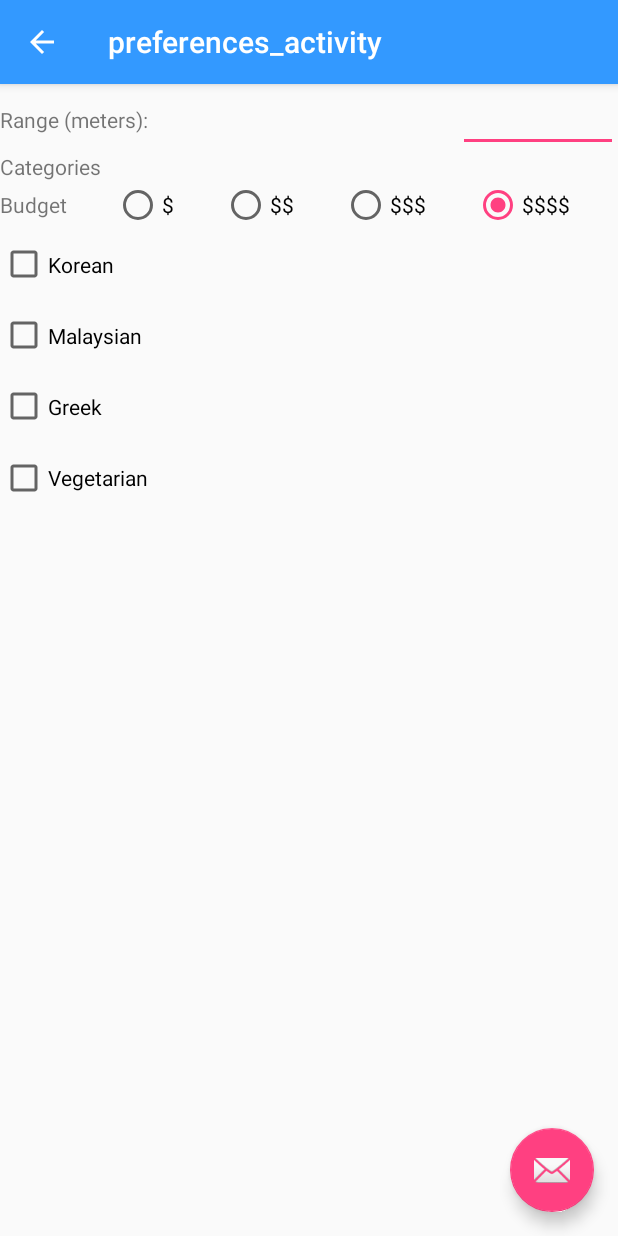
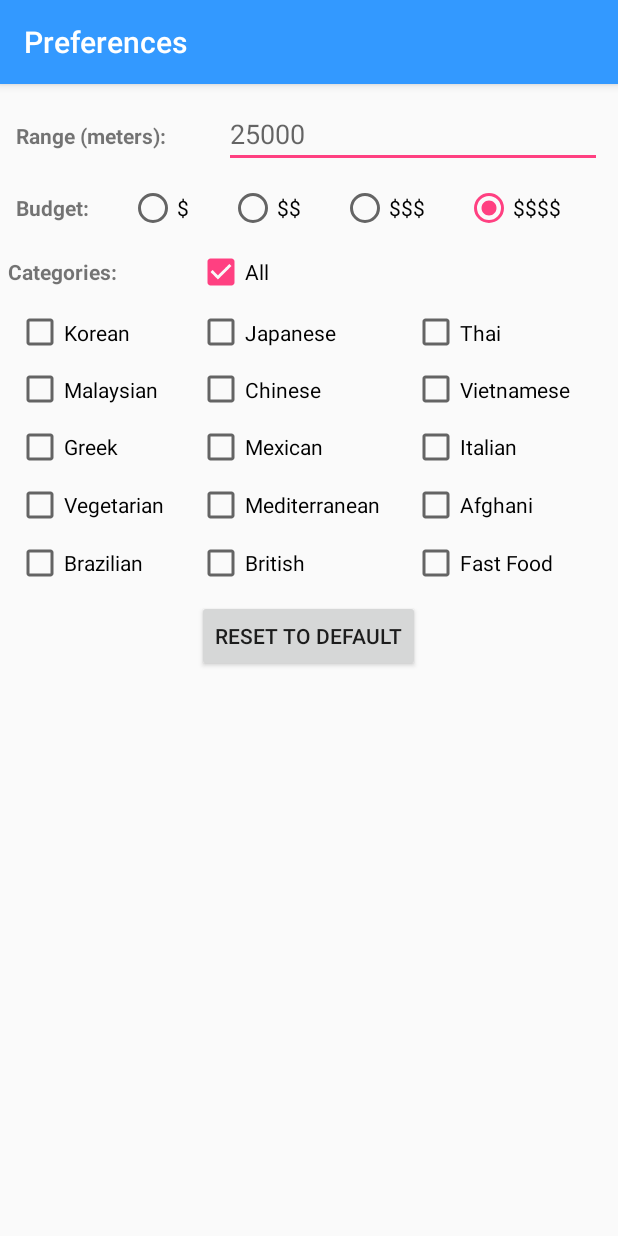
Before and after one commit to nickwu241/FoodShake, an Android app: the PreferencesActivity screen opened directly, with no data from a screen before it, on a phone screen of 412 x 824 dp. Run offline under Robolectric (Android 15) with nearby library versions, the phone set to English and light mode, and no system bars.

Commit message:
Add onClick implemntation for Preference page

```diff
--- a/app/src/main/java/com/foodshake/MainActivity.java
+++ b/app/src/main/java/com/foodshake/MainActivity.java
@@ -47,7 +47,6 @@ public class MainActivity extends AppCompatActivity {
                     RestaurantDB.selectedRestaurant = r;
                     Log.i("RESTAURANT", r.name);
 
-
                     Intent i = new Intent(getApplicationContext(), YourChoice.class);
                     startActivity(i);
                     break;
@@ -96,6 +95,8 @@ public class MainActivity extends AppCompatActivity {
 
         //noinspection SimplifiableIfStatement
         if (id == R.id.action_settings) {
+            Intent i = new Intent(getApplicationContext(), PreferencesActivity.class);
+            startActivity(i);
             return true;
         }
 
--- a/app/src/main/java/com/foodshake/PreferencesActivity.java
+++ b/app/src/main/java/com/foodshake/PreferencesActivity.java
@@ -1,11 +1,14 @@
 package com.foodshake;
 
 import android.os.Bundle;
-import android.support.design.widget.FloatingActionButton;
-import android.support.design.widget.Snackbar;
 import android.support.v7.app.AppCompatActivity;
 import android.support.v7.widget.Toolbar;
 import android.view.View;
+import android.widget.CheckBox;
+import android.widget.EditText;
+import android.widget.GridLayout;
+import android.widget.RadioButton;
+import android.widget.RadioGroup;
 
 public class PreferencesActivity extends AppCompatActivity {
 
@@ -16,15 +19,29 @@ public class PreferencesActivity extends AppCompatActivity {
         Toolbar toolbar = (Toolbar) findViewById(R.id.toolbar);
         setSupportActionBar(toolbar);
 
-        FloatingActionButton fab = (FloatingActionButton) findViewById(R.id.fab);
-        fab.setOnClickListener(new View.OnClickListener() {
-            @Override
-            public void onClick(View view) {
-                Snackbar.make(view, "Replace with your own action", Snackbar.LENGTH_LONG)
-                        .setAction("Action", null).show();
-            }
-        });
-        getSupportActionBar().setDisplayHomeAsUpEnabled(true);
+        // max radius is capped at 400000
+        RestaurantDB.prefRadius = (EditText) findViewById(R.id.radius);
+        RestaurantDB.prefGridCatagories = (GridLayout) findViewById(R.id.grid_categories);
+        RestaurantDB.prefPriceGroup = (RadioGroup) findViewById(R.id.price_group);
     }
 
+    public void onButtonClick(View view) {
+        switch (view.getId()) {
+            case R.id.reset_default:
+                // reset all to default
+                RestaurantDB.prefRadius.getText().clear();
+                ((RadioButton) findViewById(R.id.price_4)).setChecked(true);
+                ((CheckBox) findViewById(R.id.all)).setChecked(true);
+                // now uncheck all other buttons
+            case R.id.all:
+                for (int i = 0; i < RestaurantDB.prefGridCatagories.getChildCount(); i++) {
+                    ((CheckBox) RestaurantDB.prefGridCatagories.getChildAt(i)).setChecked(false);
+                }
+                break;
+            default:
+                // any other catagory types, uncheck all
+                ((CheckBox) findViewById(R.id.all)).setChecked(false);
+                break;
+        }
+    }
 }
--- a/app/src/main/java/com/foodshake/RestaurantDB.java
+++ b/app/src/main/java/com/foodshake/RestaurantDB.java
@@ -1,11 +1,9 @@
 package com.foodshake;
 
-import android.content.Intent;
 import android.location.Location;
-import android.location.LocationManager;
-import android.net.Uri;
-import android.provider.SyncStateContract;
-
+import android.widget.EditText;
+import android.widget.GridLayout;
+import android.widget.RadioGroup;
 
 import java.util.ArrayList;
 
@@ -13,4 +11,8 @@ public class RestaurantDB {
     public static ArrayList<Restaurant> restaurants;
     public static Restaurant selectedRestaurant;
     public static Location currentLocation;
+
+    public static EditText prefRadius;
+    public static GridLayout prefGridCatagories;
+    public static RadioGroup prefPriceGroup;
 }
--- a/app/src/main/res/layout/activity_preferences.xml
+++ b/app/src/main/res/layout/activity_preferences.xml
@@ -22,12 +22,4 @@
 
     <include layout="@layout/content_preferences" />
 
-    <android.support.design.widget.FloatingActionButton
-        android:id="@+id/fab"
-        android:layout_width="wrap_content"
-        android:layout_height="wrap_content"
-        android:layout_gravity="bottom|end"
-        android:layout_margin="@dimen/fab_margin"
-        app:srcCompat="@android:drawable/ic_dialog_email" />
-
 </android.support.design.widget.CoordinatorLayout>
--- a/app/src/main/res/layout/content_preferences.xml
+++ b/app/src/main/res/layout/content_preferences.xml
@@ -4,7 +4,9 @@
     xmlns:tools="http://schemas.android.com/tools"
     android:layout_width="match_parent"
     android:layout_height="match_parent"
+    android:layout_margin="5dp"
     android:orientation="vertical"
+    android:weightSum="1"
     app:layout_behavior="@string/appbar_scrolling_view_behavior"
     tools:context="com.foodshake.PreferencesActivity"
     tools:showIn="@layout/activity_preferences">
@@ -12,13 +14,15 @@
     <LinearLayout
         android:layout_width="match_parent"
         android:layout_height="wrap_content"
-        android:orientation="horizontal">
+        android:orientation="horizontal"
+        android:padding="5dp">
 
         <TextView
-            android:layout_width="match_parent"
+            android:layout_width="wrap_content"
             android:layout_height="wrap_content"
             android:layout_weight="1"
-            android:text="Range (meters):" />
+            android:text="Range (meters):"
+            android:textStyle="bold" />
 
         <EditText
             android:id="@+id/radius"
@@ -26,25 +30,24 @@
             android:layout_height="wrap_content"
             android:layout_weight="1"
             android:ems="10"
+            android:hint="25000"
             android:inputType="number" />
     </LinearLayout>
 
-    <TextView
+    <RadioGroup
+        android:id="@+id/price_group"
         android:layout_width="match_parent"
         android:layout_height="wrap_content"
-        android:text="Categories" />
-
-    <RadioGroup
-        android:layout_width="match_parent"
-        android:layout_height="wrap_content"
-        android:checkedButton="@+id/button_4"
-        android:orientation="horizontal">
+        android:checkedButton="@+id/price_4"
+        android:orientation="horizontal"
+        android:padding="5dp">
 
         <TextView
             android:layout_width="wrap_content"
             android:layout_height="wrap_content"
             android:layout_weight="1"
-            android:text="Budget" />
+            android:text="Budget:"
+            android:textStyle="bold" />
 
         <RadioButton
             android:id="@+id/price_1"
@@ -54,32 +57,61 @@
             android:text="$" />
 
         <RadioButton
-            android:id="@+id/price_1"
+            android:id="@+id/price_2"
             android:layout_width="wrap_content"
             android:layout_height="wrap_content"
             android:layout_weight="1"
             android:text="$$" />
 
         <RadioButton
-            android:id="@+id/button_3"
+            android:id="@+id/price_3"
             android:layout_width="wrap_content"
             android:layout_height="wrap_content"
             android:layout_weight="1"
             android:text="$$$" />
 
         <RadioButton
-            android:id="@+id/button_4"
+            android:id="@+id/price_4"
             android:layout_width="wrap_content"
             android:layout_height="wrap_content"
             android:layout_weight="1"
             android:text="$$$$" />
+
     </RadioGroup>
 
+    <LinearLayout
+        android:layout_width="match_parent"
+        android:layout_height="wrap_content"
+        android:layout_weight="0"
+        android:orientation="horizontal"
+        android:paddingTop="5dp">
+
+        <TextView
+            android:id="@+id/textView3"
+            android:layout_width="wrap_content"
+            android:layout_height="wrap_content"
+            android:layout_weight="0.5"
+            android:text="Categories:"
+            android:textStyle="bold" />
+
+        <CheckBox
+            android:id="@+id/all"
+            android:layout_width="wrap_content"
+            android:layout_height="wrap_content"
+            android:layout_weight="2.1"
+            android:checked="true"
+            android:onClick="onButtonClick"
+            android:text="All" />
+    </LinearLayout>
+
     <GridLayout
+        android:id="@+id/grid_categories"
         android:layout_width="match_parent"
-        android:layout_height="190dp"
-        android:columnCount="4"
-        android:rowCount="4">
+        android:layout_height="wrap_content"
+        android:layout_weight="0.08"
+        android:columnCount="3"
+        android:padding="5dp"
+        android:rowCount="5">
 
         <CheckBox
             android:id="@+id/korean"
@@ -91,6 +123,7 @@
             android:layout_row="0"
             android:layout_rowWeight="1"
             android:layout_weight="1"
+            android:onClick="onButtonClick"
             android:text="Korean" />
 
         <CheckBox
@@ -103,6 +136,7 @@
             android:layout_row="0"
             android:layout_rowWeight="1"
             android:layout_weight="1"
+            android:onClick="onButtonClick"
             android:text="Japanese" />
 
         <CheckBox
@@ -115,6 +149,7 @@
             android:layout_row="0"
             android:layout_rowWeight="1"
             android:layout_weight="1"
+            android:onClick="onButtonClick"
             android:text="Thai" />
 
         <CheckBox
@@ -127,6 +162,7 @@
             android:layout_row="1"
             android:layout_rowWeight="1"
             android:layout_weight="1"
+            android:onClick="onButtonClick"
             android:text="Malaysian" />
 
         <CheckBox
@@ -139,6 +175,7 @@
             android:layout_row="1"
             android:layout_rowWeight="1"
             android:layout_weight="1"
+            android:onClick="onButtonClick"
             android:text="Chinese" />
 
         <CheckBox
@@ -151,6 +188,7 @@
             android:layout_row="1"
             android:layout_rowWeight="1"
             android:layout_weight="1"
+            android:onClick="onButtonClick"
             android:text="Vietnamese" />
 
         <CheckBox
@@ -163,6 +201,7 @@
             android:layout_row="2"
             android:layout_rowWeight="1"
             android:layout_weight="1"
+            android:onClick="onButtonClick"
             android:text="Greek" />
 
         <CheckBox
@@ -175,6 +214,7 @@
             android:layout_row="2"
             android:layout_rowWeight="1"
             android:layout_weight="1"
+            android:onClick="onButtonClick"
             android:text="Mexican" />
 
         <CheckBox
@@ -187,6 +227,7 @@
             android:layout_row="2"
             android:layout_rowWeight="1"
             android:layout_weight="1"
+            android:onClick="onButtonClick"
             android:text="Italian" />
 
         <CheckBox
@@ -199,6 +240,7 @@
             android:layout_row="3"
             android:layout_rowWeight="1"
             android:layout_weight="1"
+            android:onClick="onButtonClick"
             android:text="Vegetarian" />
 
         <CheckBox
@@ -211,6 +253,7 @@
             android:layout_row="3"
             android:layout_rowWeight="1"
             android:layout_weight="1"
+            android:onClick="onButtonClick"
             android:text="Mediterranean" />
 
         <CheckBox
@@ -223,56 +266,64 @@
             android:layout_row="3"
             android:layout_rowWeight="1"
             android:layout_weight="1"
+            android:onClick="onButtonClick"
             android:text="Afghani" />
 
         <CheckBox
             android:id="@+id/brazilian"
             android:layout_width="wrap_content"
             android:layout_height="wrap_content"
-            android:layout_column="3"
+            android:layout_column="0"
             android:layout_columnWeight="1"
             android:layout_gravity="fill"
-            android:layout_row="1"
+            android:layout_row="4"
             android:layout_rowWeight="1"
-            android:layout_weight="3"
+            android:layout_weight="1"
+            android:onClick="onButtonClick"
             android:text="Brazilian" />
 
         <CheckBox
             android:id="@+id/british"
             android:layout_width="wrap_content"
             android:layout_height="wrap_content"
-            android:layout_column="3"
+            android:layout_column="1"
             android:layout_columnWeight="1"
             android:layout_gravity="fill"
-            android:layout_row="2"
+            android:layout_row="4"
             android:layout_rowWeight="1"
-            android:layout_weight="3"
+            android:layout_weight="1"
+            android:onClick="onButtonClick"
             android:text="British" />
-
-        <CheckBox
-            android:id="@+id/caribbean"
-            android:layout_width="wrap_content"
-            android:layout_height="wrap_content"
-            android:layout_column="3"
-            android:layout_columnWeight="1"
-            android:layout_gravity="fill"
-            android:layout_row="3"
-            android:layout_rowWeight="1"
-            android:layout_weight="3"
-            android:text="Caribbean" />
 
         <CheckBox
             android:id="@+id/hotdogs"
             android:layout_width="wrap_content"
             android:layout_height="wrap_content"
-            android:layout_column="3"
+            android:layout_column="2"
             android:layout_columnWeight="1"
             android:layout_gravity="fill"
-            android:layout_row="0"
+            android:layout_row="4"
             android:layout_rowWeight="1"
-            android:layout_weight="3"
+            android:layout_weight="1"
+            android:onClick="onButtonClick"
             android:text="Fast Food" />
 
     </GridLayout>
 
+    <RelativeLayout
+        android:layout_width="match_parent"
+        android:layout_height="wrap_content"
+        android:layout_weight="0"
+        android:orientation="horizontal">
+
+        <Button
+            android:id="@+id/reset_default"
+            android:layout_width="wrap_content"
+            android:layout_height="wrap_content"
+            android:layout_centerHorizontal="true"
+            android:layout_weight="1"
+            android:onClick="onButtonClick"
+            android:text="RESET TO DEFAULT" />
+    </RelativeLayout>
+
 </LinearLayout>
--- a/app/src/main/res/values/strings.xml
+++ b/app/src/main/res/values/strings.xml
@@ -1,7 +1,7 @@
 <resources>
     <string name="app_name">Shaker</string>
     <string name="action_settings">Settings</string>
-    <string name="title_activity_fetch_results">FetchResultsActivity</string>
+    <string name="title_activity_fetch_results">Results</string>
     <string name="trouble_finding_a_restaurant_shake_me">Trouble finding a restaurant? \n Shake me!</string>
-    <string name="title_activity_fetch_result">preferences_activity</string>
+    <string name="title_activity_fetch_result">Preferences</string>
 </resources>
```
